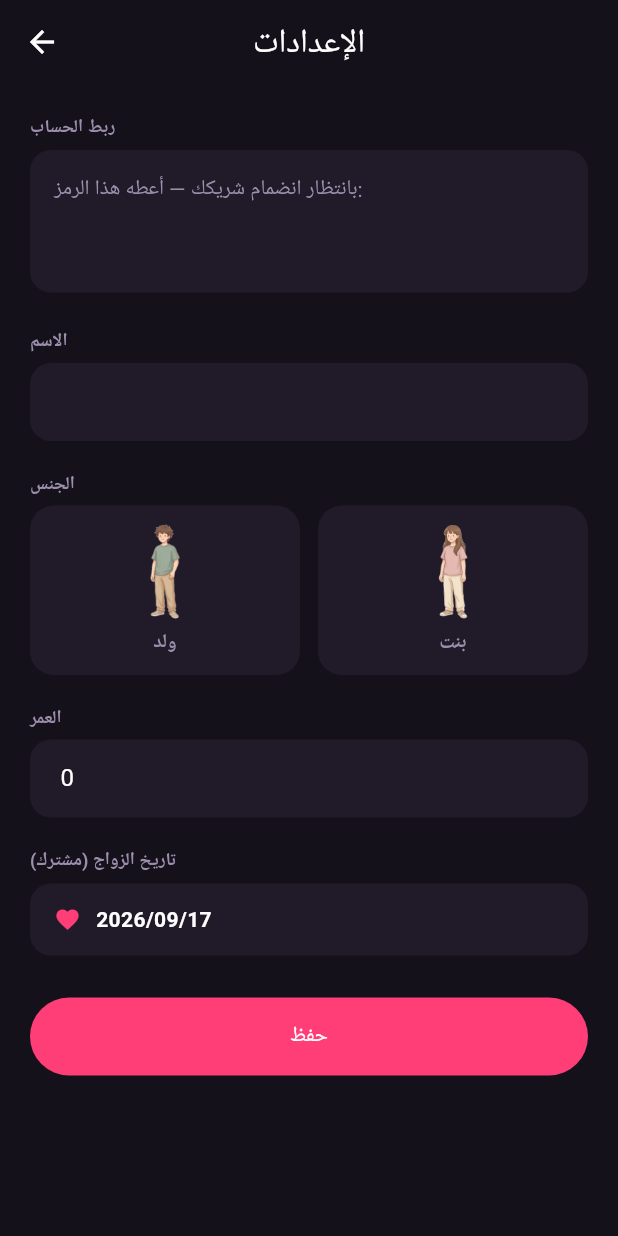
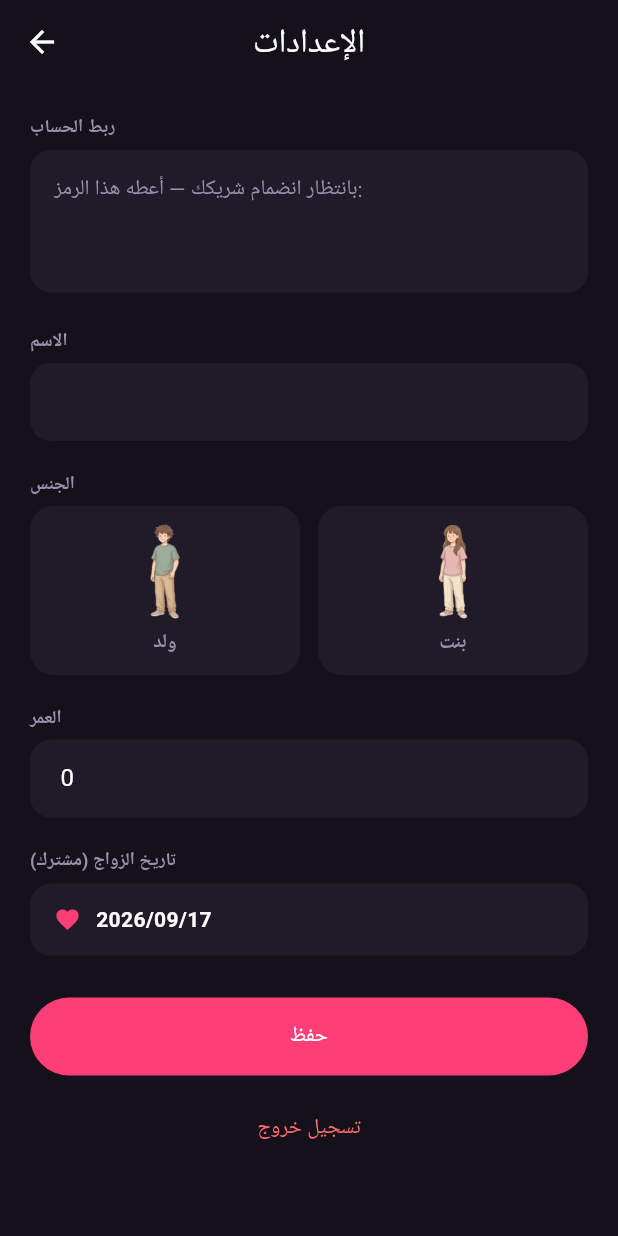
Before and after one commit to M7MMD340/M-A-World, a Flutter app: the screen it shows once a user with an empty profile is signed in, item 4 of the bottom bar chosen, on a phone screen of 412 x 824 dp. Run offline on Flutter 3.47's test engine with Material 3 defaults, Android fonts, the phone set to English and light mode, and no system bars; our stand-ins replace cloud_firestore, firebase_auth, firebase_core; missing offline and left inert: flame; accounts and stored records are empty.

Commit message:
إضافة تسجيل الخروج وإصلاح التنقل بعده
أضفت زر "تسجيل خروج" بشاشة الإعدادات (ما كان موجود بالتطبيق
الجديد أصلاً). أول محاولة كشفت خلل: تسجيل الخروج يغيّر حالة
المصادقة لكن الشاشة تبقى عالقة على الإعدادات لأنها Route مضاف
فوق الشاشة الرئيسية، فيصير الرجوع لشاشة الدخول ما يحصل تلقائيًا.
الحل: يرجع لأول Route قبل تسجيل الخروج مباشرة.

Co-Authored-By: Claude Sonnet 5 <noreply@anthropic.com>

```diff
--- a/lib/screens/settings_screen.dart
+++ b/lib/screens/settings_screen.dart
@@ -1,4 +1,5 @@
 import 'package:cloud_firestore/cloud_firestore.dart';
+import 'package:firebase_auth/firebase_auth.dart';
 import 'package:flutter/material.dart';
 
 import '../models/couple.dart';
@@ -276,6 +277,17 @@ class _SettingsScreenState extends State<SettingsScreen> {
                     : const Text('حفظ'),
               ),
             ),
+            const SizedBox(height: 12),
+            SizedBox(
+              width: double.infinity,
+              child: TextButton(
+                onPressed: () {
+                  Navigator.of(context).popUntil((route) => route.isFirst);
+                  FirebaseAuth.instance.signOut();
+                },
+                child: const Text('تسجيل خروج', style: TextStyle(color: Color(0xFFFF6B6B))),
+              ),
+            ),
           ],
         ),
       ),
```
